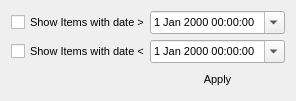
Qt form createddatefilter.ui (pjrinaldi/wombatforensics) before a commit.
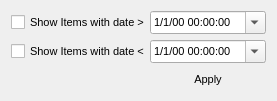
The same form after that commit.

Commit message: got created filter working. now onto accessed

Patch:
```diff
--- a/createddatefilter.ui
+++ b/createddatefilter.ui
@@ -47,6 +47,9 @@
    </item>
    <item row="0" column="1">
     <widget class="QDateTimeEdit" name="moredateTimeEdit">
+     <property name="displayFormat">
+      <string>M/d/yy HH:mm:ss</string>
+     </property>
      <property name="calendarPopup">
       <bool>true</bool>
      </property>
@@ -57,6 +60,9 @@
    </item>
    <item row="2" column="1">
     <widget class="QDateTimeEdit" name="lessdateTimeEdit">
+     <property name="displayFormat">
+      <string>M/d/yy HH:mm:ss</string>
+     </property>
      <property name="calendarPopup">
       <bool>true</bool>
      </property>
```
The commit also changes 1 other file.
